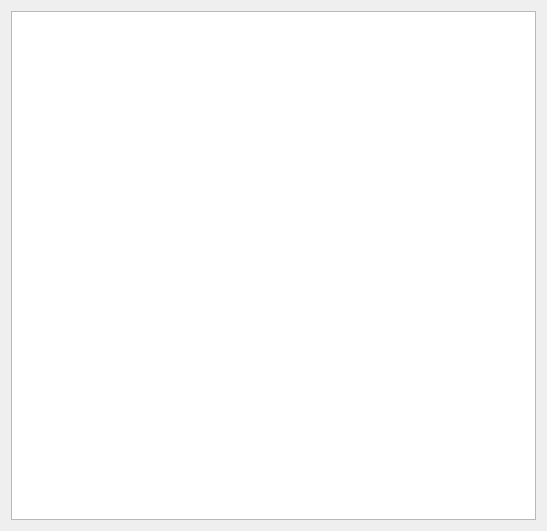
First picture: the form in gui/ui/pyarchinitInfoDialog.ui, repository pyarchinit/pyarchinit, before the edit.
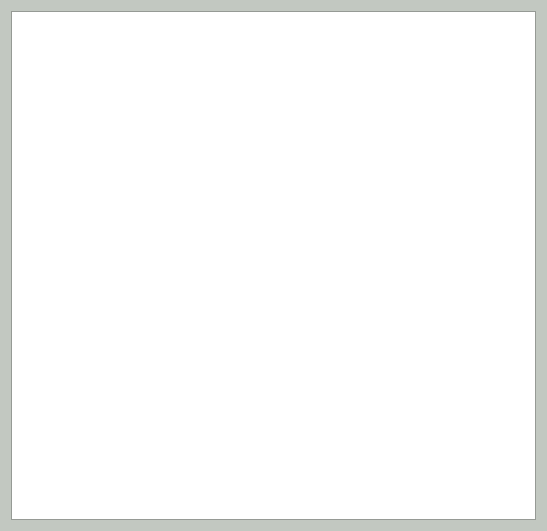
Second picture: the form after the edit.

Commit message: change backgroud color ui

The edit to the form file:
```diff
--- a/gui/ui/pyarchinitInfoDialog.ui
+++ b/gui/ui/pyarchinitInfoDialog.ui
@@ -10,6 +10,448 @@
     <height>531</height>
    </rect>
   </property>
+  <property name="palette">
+   <palette>
+    <active>
+     <colorrole role="WindowText">
+      <brush brushstyle="SolidPattern">
+       <color alpha="255">
+        <red>0</red>
+        <green>0</green>
+        <blue>0</blue>
+       </color>
+      </brush>
+     </colorrole>
+     <colorrole role="Button">
+      <brush brushstyle="SolidPattern">
+       <color alpha="255">
+        <red>194</red>
+        <green>200</green>
+        <blue>193</blue>
+       </color>
+      </brush>
+     </colorrole>
+     <colorrole role="Light">
+      <brush brushstyle="SolidPattern">
+       <color alpha="255">
+        <red>255</red>
+        <green>255</green>
+        <blue>255</blue>
+       </color>
+      </brush>
+     </colorrole>
+     <colorrole role="Midlight">
+      <brush brushstyle="SolidPattern">
+       <color alpha="255">
+        <red>224</red>
+        <green>227</green>
+        <blue>224</blue>
+       </color>
+      </brush>
+     </colorrole>
+     <colorrole role="Dark">
+      <brush brushstyle="SolidPattern">
+       <color alpha="255">
+        <red>97</red>
+        <green>100</green>
+        <blue>96</blue>
+       </color>
+      </brush>
+     </colorrole>
+     <colorrole role="Mid">
+      <brush brushstyle="SolidPattern">
+       <color alpha="255">
+        <red>129</red>
+        <green>133</green>
+        <blue>129</blue>
+       </color>
+      </brush>
+     </colorrole>
+     <colorrole role="Text">
+      <brush brushstyle="SolidPattern">
+       <color alpha="255">
+        <red>0</red>
+        <green>0</green>
+        <blue>0</blue>
+       </color>
+      </brush>
+     </colorrole>
+     <colorrole role="BrightText">
+      <brush brushstyle="SolidPattern">
+       <color alpha="255">
+        <red>255</red>
+        <green>255</green>
+        <blue>255</blue>
+       </color>
+      </brush>
+     </colorrole>
+     <colorrole role="ButtonText">
+      <brush brushstyle="SolidPattern">
+       <color alpha="255">
+        <red>0</red>
+        <green>0</green>
+        <blue>0</blue>
+       </color>
+      </brush>
+     </colorrole>
+     <colorrole role="Base">
+      <brush brushstyle="SolidPattern">
+       <color alpha="255">
+        <red>255</red>
+        <green>255</green>
+        <blue>255</blue>
+       </color>
+      </brush>
+     </colorrole>
+     <colorrole role="Window">
+      <brush brushstyle="SolidPattern">
+       <color alpha="255">
+        <red>194</red>
+        <green>200</green>
+        <blue>193</blue>
+       </color>
+      </brush>
+     </colorrole>
+     <colorrole role="Shadow">
+      <brush brushstyle="SolidPattern">
+       <color alpha="255">
+        <red>0</red>
+        <green>0</green>
+        <blue>0</blue>
+       </color>
+      </brush>
+     </colorrole>
+     <colorrole role="AlternateBase">
+      <brush brushstyle="SolidPattern">
+       <color alpha="255">
+        <red>224</red>
+        <green>227</green>
+        <blue>224</blue>
+       </color>
+      </brush>
+     </colorrole>
+     <colorrole role="ToolTipBase">
+      <brush brushstyle="SolidPattern">
+       <color alpha="255">
+        <red>255</red>
+        <green>255</green>
+        <blue>220</blue>
+       </color>
+      </brush>
+     </colorrole>
+     <colorrole role="ToolTipText">
+      <brush brushstyle="SolidPattern">
+       <color alpha="255">
+        <red>0</red>
+        <green>0</green>
+        <blue>0</blue>
+       </color>
+      </brush>
+     </colorrole>
+     <colorrole role="PlaceholderText">
+      <brush brushstyle="SolidPattern">
+       <color alpha="128">
+        <red>0</red>
+        <green>0</green>
+        <blue>0</blue>
+       </color>
+      </brush>
+     </colorrole>
+    </active>
+    <inactive>
+     <colorrole role="WindowText">
+      <brush brushstyle="SolidPattern">
+       <color alpha="255">
+        <red>0</red>
+        <green>0</green>
+        <blue>0</blue>
+       </color>
+      </brush>
+     </colorrole>
+     <colorrole role="Button">
+      <brush brushstyle="SolidPattern">
+       <color alpha="255">
+        <red>194</red>
+        <green>200</green>
+        <blue>193</blue>
+       </color>
+      </brush>
+     </colorrole>
+     <colorrole role="Light">
+      <brush brushstyle="SolidPattern">
+       <color alpha="255">
+        <red>255</red>
+        <green>255</green>
+        <blue>255</blue>
+       </color>
+      </brush>
+     </colorrole>
+     <colorrole role="Midlight">
+      <brush brushstyle="SolidPattern">
+       <color alpha="255">
+        <red>224</red>
+        <green>227</green>
+        <blue>224</blue>
+       </color>
+      </brush>
+     </colorrole>
+     <colorrole role="Dark">
+      <brush brushstyle="SolidPattern">
+       <color alpha="255">
+        <red>97</red>
+        <green>100</green>
+        <blue>96</blue>
+       </color>
+      </brush>
+     </colorrole>
+     <colorrole role="Mid">
+      <brush brushstyle="SolidPattern">
+       <color alpha="255">
+        <red>129</red>
+        <green>133</green>
+        <blue>129</blue>
+       </color>
+      </brush>
+     </colorrole>
+     <colorrole role="Text">
+      <brush brushstyle="SolidPattern">
+       <color alpha="255">
+        <red>0</red>
+        <green>0</green>
+        <blue>0</blue>
+       </color>
+      </brush>
+     </colorrole>
+     <colorrole role="BrightText">
+      <brush brushstyle="SolidPattern">
+       <color alpha="255">
+        <red>255</red>
+        <green>255</green>
+        <blue>255</blue>
+       </color>
+      </brush>
+     </colorrole>
+     <colorrole role="ButtonText">
+      <brush brushstyle="SolidPattern">
+       <color alpha="255">
+        <red>0</red>
+        <green>0</green>
+        <blue>0</blue>
+       </color>
+      </brush>
+     </colorrole>
+     <colorrole role="Base">
+      <brush brushstyle="SolidPattern">
+       <color alpha="255">
+        <red>255</red>
+        <green>255</green>
+        <blue>255</blue>
+       </color>
+      </brush>
+     </colorrole>
+     <colorrole role="Window">
+      <brush brushstyle="SolidPattern">
+       <color alpha="255">
+        <red>194</red>
+        <green>200</green>
+        <blue>193</blue>
+       </color>
+      </brush>
+     </colorrole>
+     <colorrole role="Shadow">
+      <brush brushstyle="SolidPattern">
+       <color alpha="255">
+        <red>0</red>
+        <green>0</green>
+        <blue>0</blue>
+       </color>
+      </brush>
+     </colorrole>
+     <colorrole role="AlternateBase">
+      <brush brushstyle="SolidPattern">
+       <color alpha="255">
+        <red>224</red>
+        <green>227</green>
+        <blue>224</blue>
+       </color>
+      </brush>
+     </colorrole>
+     <colorrole role="ToolTipBase">
+      <brush brushstyle="SolidPattern">
+       <color alpha="255">
+        <red>255</red>
+        <green>255</green>
+        <blue>220</blue>
+       </color>
+      </brush>
+     </colorrole>
+     <colorrole role="ToolTipText">
+      <brush brushstyle="SolidPattern">
+       <color alpha="255">
+        <red>0</red>
+        <green>0</green>
+        <blue>0</blue>
+       </color>
+      </brush>
+     </colorrole>
+     <colorrole role="PlaceholderText">
+      <brush brushstyle="SolidPattern">
+       <color alpha="128">
+        <red>0</red>
+        <green>0</green>
+        <blue>0</blue>
+       </color>
+      </brush>
+     </colorrole>
+    </inactive>
+    <disabled>
+     <colorrole role="WindowText">
+      <brush brushstyle="SolidPattern">
+       <color alpha="255">
+        <red>97</red>
+        <green>100</green>
+        <blue>96</blue>
+       </color>
+      </brush>
+     </colorrole>
+     <colorrole role="Button">
+      <brush brushstyle="SolidPattern">
+       <color alpha="255">
+        <red>194</red>
+        <green>200</green>
+        <blue>193</blue>
+       </color>
+      </brush>
+     </colorrole>
+     <colorrole role="Light">
+      <brush brushstyle="SolidPattern">
+       <color alpha="255">
+        <red>255</red>
+        <green>255</green>
+        <blue>255</blue>
+       </color>
+      </brush>
+     </colorrole>
+     <colorrole role="Midlight">
+      <brush brushstyle="SolidPattern">
+       <color alpha="255">
+        <red>224</red>
+        <green>227</green>
+        <blue>224</blue>
+       </color>
+      </brush>
+     </colorrole>
+     <colorrole role="Dark">
+      <brush brushstyle="SolidPattern">
+       <color alpha="255">
+        <red>97</red>
+        <green>100</green>
+        <blue>96</blue>
+       </color>
+      </brush>
+     </colorrole>
+     <colorrole role="Mid">
+      <brush brushstyle="SolidPattern">
+       <color alpha="255">
+        <red>129</red>
+        <green>133</green>
+        <blue>129</blue>
+       </color>
+      </brush>
+     </colorrole>
+     <colorrole role="Text">
+      <brush brushstyle="SolidPattern">
+       <color alpha="255">
+        <red>97</red>
+        <green>100</green>
+        <blue>96</blue>
+       </color>
+      </brush>
+     </colorrole>
+     <colorrole role="BrightText">
+      <brush brushstyle="SolidPattern">
+       <color alpha="255">
+        <red>255</red>
+        <green>255</green>
+        <blue>255</blue>
+       </color>
+      </brush>
+     </colorrole>
+     <colorrole role="ButtonText">
+      <brush brushstyle="SolidPattern">
+       <color alpha="255">
+        <red>97</red>
+        <green>100</green>
+        <blue>96</blue>
+       </color>
+      </brush>
+     </colorrole>
+     <colorrole role="Base">
+      <brush brushstyle="SolidPattern">
+       <color alpha="255">
+        <red>194</red>
+        <green>200</green>
+        <blue>193</blue>
+       </color>
+      </brush>
+     </colorrole>
+     <colorrole role="Window">
+      <brush brushstyle="SolidPattern">
+       <color alpha="255">
+        <red>194</red>
+        <green>200</green>
+        <blue>193</blue>
+       </color>
+      </brush>
+     </colorrole>
+     <colorrole role="Shadow">
+      <brush brushstyle="SolidPattern">
+       <color alpha="255">
+        <red>0</red>
+        <green>0</green>
+        <blue>0</blue>
+       </color>
+      </brush>
+     </colorrole>
+     <colorrole role="AlternateBase">
+      <brush brushstyle="SolidPattern">
+       <color alpha="255">
+        <red>194</red>
+        <green>200</green>
+        <blue>193</blue>
+       </color>
+      </brush>
+     </colorrole>
+     <colorrole role="ToolTipBase">
+      <brush brushstyle="SolidPattern">
+       <color alpha="255">
+        <red>255</red>
+        <green>255</green>
+        <blue>220</blue>
+       </color>
+      </brush>
+     </colorrole>
+     <colorrole role="ToolTipText">
+      <brush brushstyle="SolidPattern">
+       <color alpha="255">
+        <red>0</red>
+        <green>0</green>
+        <blue>0</blue>
+       </color>
+      </brush>
+     </colorrole>
+     <colorrole role="PlaceholderText">
+      <brush brushstyle="SolidPattern">
+       <color alpha="128">
+        <red>0</red>
+        <green>0</green>
+        <blue>0</blue>
+       </color>
+      </brush>
+     </colorrole>
+    </disabled>
+   </palette>
+  </property>
   <property name="windowTitle">
    <string>pyArchInit - Info</string>
   </property>
```
The commit also changes 36 other files.
